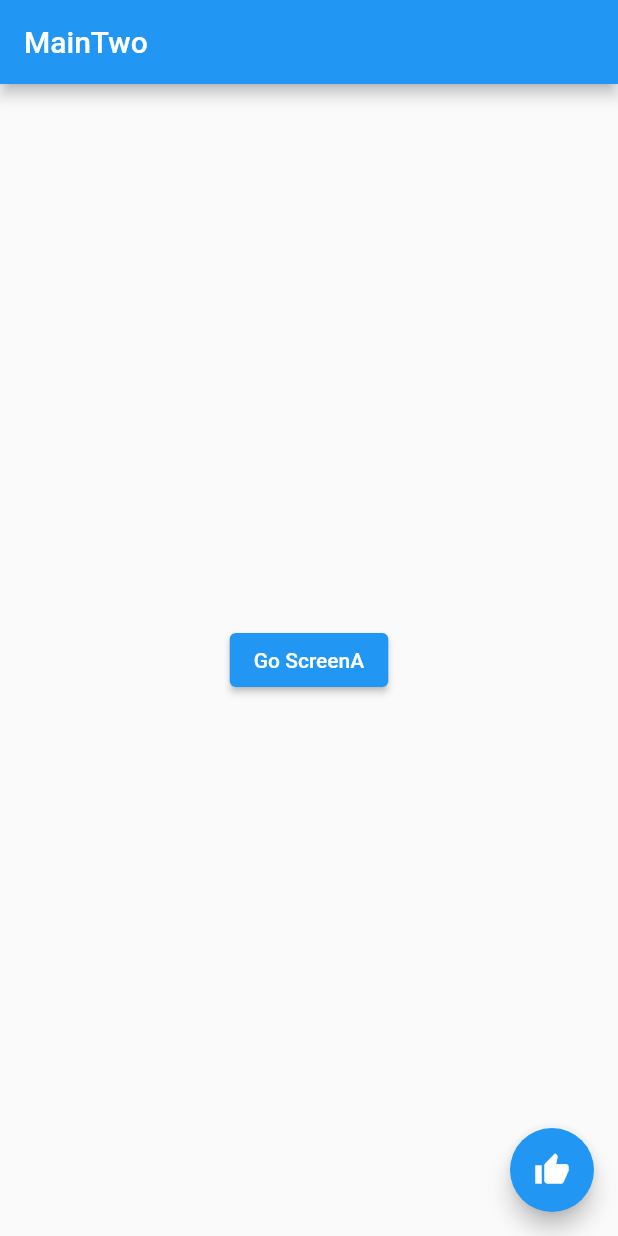
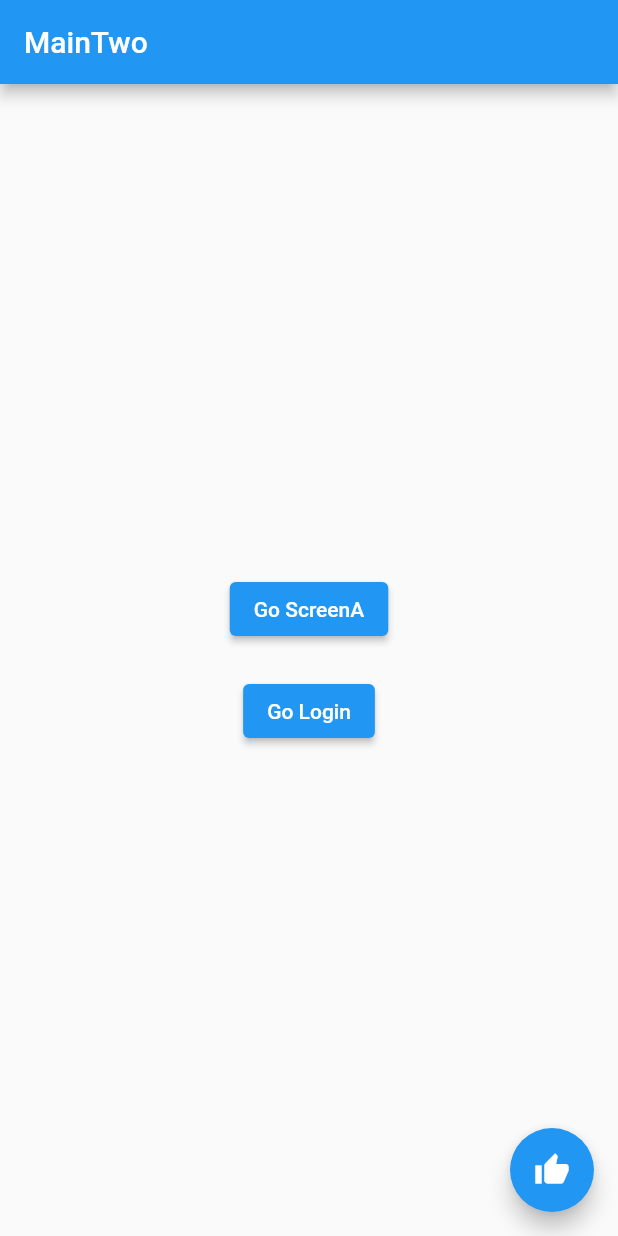
Before and after one commit to jh8057/zzemalapp, a Flutter app: the screen it shows after launch, on a phone screen of 412 x 824 dp. Run offline on Flutter 3.47's test engine with Material 2 defaults, Android fonts, the phone set to English and light mode, and no system bars; our stand-ins replace fluttertoast.

Commit message:
login -make file

```diff
--- a/lib/MainTwo.dart
+++ b/lib/MainTwo.dart
@@ -1,5 +1,6 @@
 import 'package:flutter/material.dart';
 import 'package:fluttertoast/fluttertoast.dart';
+import 'package:my_app/login.dart';
 import './ScreenA.dart';
 
 class MainTwo extends StatelessWidget {
@@ -12,19 +13,32 @@ class MainTwo extends StatelessWidget {
           title: const Text('MainTwo'),
         ),
         body: Center(
-            child: ElevatedButton(
-          child: const Text('Go ScreenA'),
-          onPressed: () {
-            Navigator.push(context,
-                MaterialPageRoute(builder: (context) => const ScreenA()));
-          },
+            child: Column(
+          mainAxisAlignment: MainAxisAlignment.center,
+          children: [
+            ElevatedButton(
+              child: const Text('Go ScreenA'),
+              onPressed: () {
+                Navigator.push(context,
+                    MaterialPageRoute(builder: (context) => const ScreenA()));
+              },
+            ),
+            const SizedBox(
+              height: 20,
+            ),
+            ElevatedButton(
+              child: const Text('Go Login'),
+              onPressed: () {
+                Navigator.push(context,
+                    MaterialPageRoute(builder: (context) => const Login()));
+              },
+            ),
+          ],
         )),
         floatingActionButton: FloatingActionButton(
           child: const Icon(Icons.thumb_up),
           onPressed: () {
             doSnack(context);
-            // ScaffoldMessenger.of(context).showSnackBar(const SnackBar(
-            //     content: Text('I LIKE IT!'), duration: Duration(seconds: 5)));
           },
         ));
   }
--- /dev/null
+++ b/lib/login.dart
@@ -0,0 +1,13 @@
+import 'package:flutter/material.dart';
+
+class Login extends StatelessWidget {
+  const Login({Key? key}) : super(key: key);
+
+  @override
+  Widget build(BuildContext context) {
+    return Scaffold(
+      appBar: AppBar(title: const Text('Login Page')),
+      body: const Center(child: Text('hello')),
+    );
+  }
+}
--- a/lib/main.dart
+++ b/lib/main.dart
@@ -1,5 +1,6 @@
 import 'package:flutter/material.dart';
 import 'package:fluttertoast/fluttertoast.dart';
+import 'package:my_app/login.dart';
 import 'ScreenA.dart';
 import 'MainTwo.dart';
 
@@ -16,6 +17,7 @@ class MyApp extends StatelessWidget {
       routes: {
         '/': (context) => const MainTwo(),
         '/A': (context) => const ScreenA(),
+        '/login': (context) => const Login(),
       },
     );
   }
```
